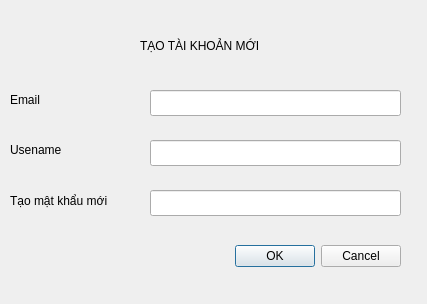
The window that createaccount.ui (suofujita/nekolibro) describes before a commit, drawn with Qt 5.
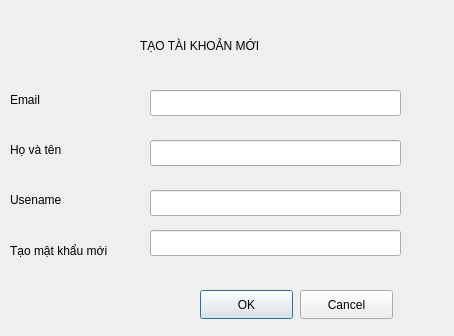
The same window after the commit.

```diff
--- a/createaccount.ui
+++ b/createaccount.ui
@@ -6,29 +6,13 @@
    <rect>
     <x>0</x>
     <y>0</y>
-    <width>427</width>
-    <height>304</height>
+    <width>454</width>
+    <height>336</height>
    </rect>
   </property>
   <property name="windowTitle">
    <string>Dialog</string>
   </property>
-  <widget class="QDialogButtonBox" name="buttonBox">
-   <property name="geometry">
-    <rect>
-     <x>60</x>
-     <y>240</y>
-     <width>341</width>
-     <height>32</height>
-    </rect>
-   </property>
-   <property name="orientation">
-    <enum>Qt::Orientation::Horizontal</enum>
-   </property>
-   <property name="standardButtons">
-    <set>QDialogButtonBox::StandardButton::Cancel|QDialogButtonBox::StandardButton::Ok</set>
-   </property>
-  </widget>
   <widget class="QLabel" name="label">
    <property name="geometry">
     <rect>
@@ -46,7 +30,7 @@
    <property name="geometry">
     <rect>
      <x>10</x>
-     <y>140</y>
+     <y>190</y>
      <width>63</width>
      <height>20</height>
     </rect>
@@ -59,7 +43,7 @@
    <property name="geometry">
     <rect>
      <x>10</x>
-     <y>190</y>
+     <y>240</y>
      <width>131</width>
      <height>21</height>
     </rect>
@@ -82,7 +66,7 @@
    <property name="geometry">
     <rect>
      <x>150</x>
-     <y>140</y>
+     <y>190</y>
      <width>251</width>
      <height>26</height>
     </rect>
@@ -92,7 +76,7 @@
    <property name="geometry">
     <rect>
      <x>150</x>
-     <y>190</y>
+     <y>230</y>
      <width>251</width>
      <height>26</height>
     </rect>
@@ -111,6 +95,55 @@
     <string>TẠO TÀI KHOẢN MỚI</string>
    </property>
   </widget>
+  <widget class="QLineEdit" name="new_fullname_edit">
+   <property name="geometry">
+    <rect>
+     <x>150</x>
+     <y>140</y>
+     <width>251</width>
+     <height>26</height>
+    </rect>
+   </property>
+  </widget>
+  <widget class="QLabel" name="label_4">
+   <property name="geometry">
+    <rect>
+     <x>10</x>
+     <y>140</y>
+     <width>91</width>
+     <height>20</height>
+    </rect>
+   </property>
+   <property name="text">
+    <string>Họ và tên</string>
+   </property>
+  </widget>
+  <widget class="QPushButton" name="accept">
+   <property name="geometry">
+    <rect>
+     <x>200</x>
+     <y>290</y>
+     <width>93</width>
+     <height>29</height>
+    </rect>
+   </property>
+   <property name="text">
+    <string>OK</string>
+   </property>
+  </widget>
+  <widget class="QPushButton" name="cancel">
+   <property name="geometry">
+    <rect>
+     <x>300</x>
+     <y>290</y>
+     <width>93</width>
+     <height>29</height>
+    </rect>
+   </property>
+   <property name="text">
+    <string>Cancel</string>
+   </property>
+  </widget>
  </widget>
  <resources/>
  <connections>
```
Left out of the diff: 35 changed lines with no effect on the pictures.
